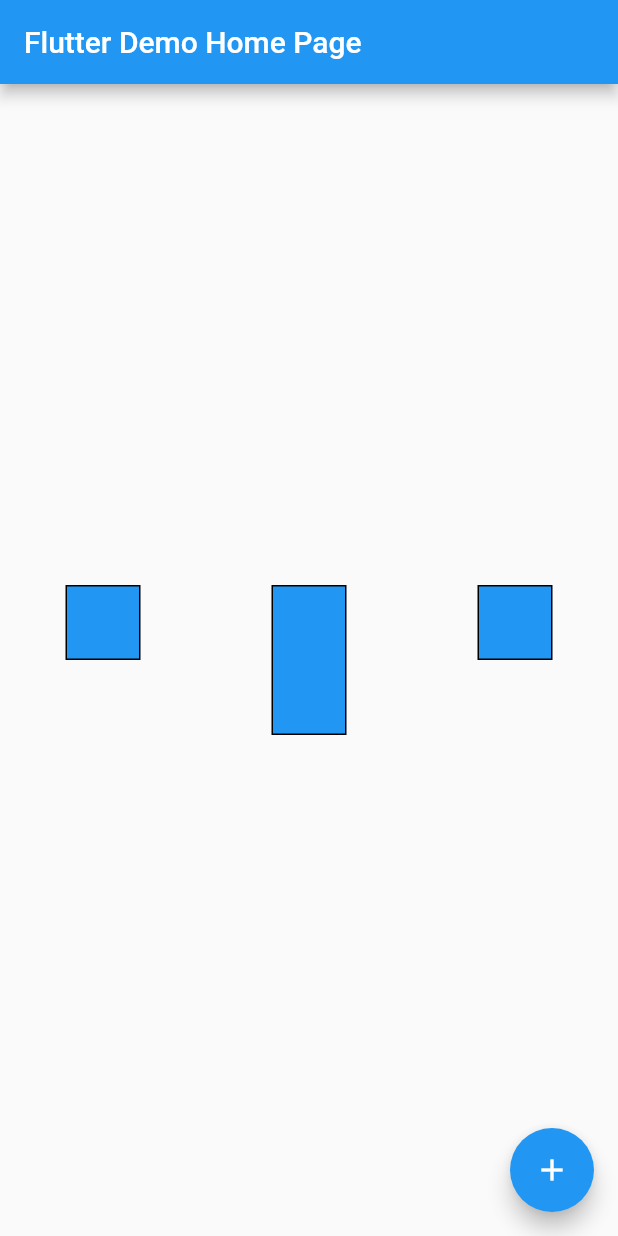
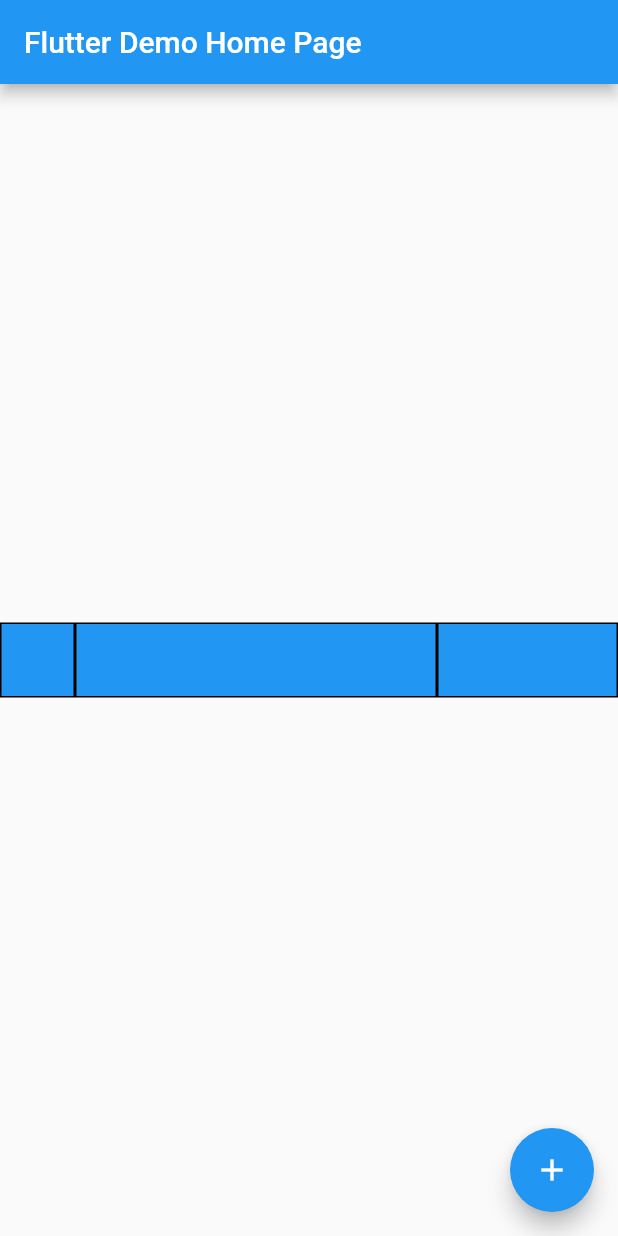
Before and after one commit to probepark/flutter-study, a Flutter app: the screen it shows after launch, on a phone screen of 412 x 824 dp. Run offline on Flutter 3.47's test engine with Material 2 defaults, Android fonts, the phone set to English and light mode, and no system bars.

Commit message:
remainingSpace * (flex / totalOfAllFlexValues) ratio test

```diff
--- a/basic/lib/main.dart
+++ b/basic/lib/main.dart
@@ -49,8 +49,8 @@ class _MyHomePageState extends State<MyHomePage> {
               crossAxisAlignment: CrossAxisAlignment.start,
               children: <Widget>[
                 BlueBox(),
-                BiggerBlueBox(),
-                BlueBox(),
+                Flexible(fit: FlexFit.tight, flex: 2, child: BlueBox()),
+                Flexible(fit: FlexFit.tight, flex: 1, child: BlueBox()),
               ],
             )
           ],
```
